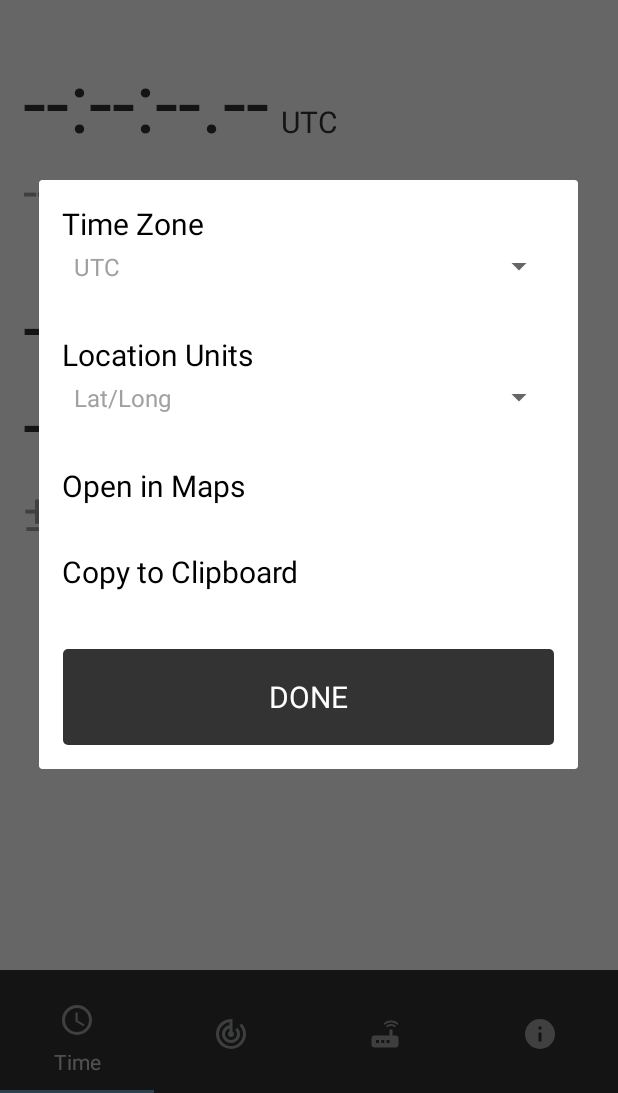
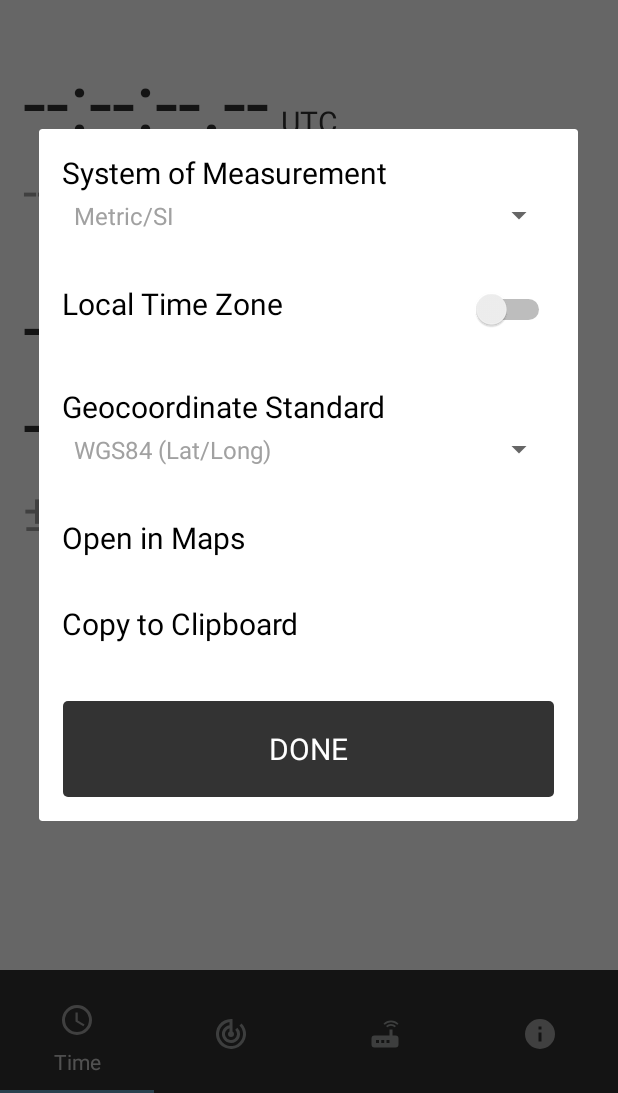
Before and after one commit to PublicNTP/time-server-app, an Android app: the TimeFragment screen opened directly, with no data from a screen before it, after a tap on an icon or button, on a phone screen of 412 x 824 dp, the part 143-1236 px from its top. Run offline under Robolectric (Android 15) with nearby library versions, the phone set to English and light mode, and no system bars; our stand-ins replace ButterKnife, data binding; libraries missing offline, so code that uses them is left out: lecho.lib.hellocharts; Roboto replaces fonts that are not available here; 6 statements that could not run were skipped.

Commit message:
added time zone switch, changed to geocoorinate-standard, and added measurement option.

```diff
--- /dev/null
+++ b/app/src/main/java/app/timeserver/helper/preferences/MeasurementStore.java
@@ -0,0 +1,27 @@
+package app.timeserver.helper.preferences;
+
+import android.content.Context;
+
+import app.timeserver.helper.DateFormatter;
+import app.timeserver.helper.LocaleHelper;
+
+import java.util.Locale;
+
+public class MeasurementStore extends StringPreferenceStore {
+
+    @Override
+    public String getKey() {
+        return "MEASUREMENT";
+    }
+
+    @Override
+    public String getDefault() {
+        return "Metric/SI";
+    }
+
+    @Override
+    public void set(Context context, String value) {
+        super.set(context, value);
+    }
+
+}
--- a/app/src/main/java/app/timeserver/repository/location/LocationStorageConsumer.java
+++ b/app/src/main/java/app/timeserver/repository/location/LocationStorageConsumer.java
@@ -1,15 +1,18 @@
 package app.timeserver.repository.location;
 
+import android.content.Context;
 import android.annotation.SuppressLint;
 
 import app.timeserver.repository.location.converters.CoordinateConverter;
 import app.timeserver.repository.location.converters.LatLongConverter;
-
+import app.timeserver.helper.preferences.MeasurementStore;
 /**
  * Created by zac on 2/7/18.
  */
 
 public class LocationStorageConsumer {
+    public static String measurement = "Metric/SI";
+
     private CoordinateConverter coordinateConverter;
 
     public LocationStorageConsumer() {
@@ -45,7 +48,12 @@ public class LocationStorageConsumer {
     public String getStringError() {
         if(LocationStorage.isPopulated()) {
             float error = LocationStorage.getAccuracy();
-            return String.format("±%.2f", error);
+            if(measurement.equals("Imperial/US")){
+              double feet = error * 3.28084;
+              return String.format("±%.2f", feet);
+            }else{
+              return String.format("±%.2f", error);
+            }
         } else {
             return "±--";
         }
--- a/app/src/main/java/app/timeserver/repository/location/converters/CoordinateConverter.java
+++ b/app/src/main/java/app/timeserver/repository/location/converters/CoordinateConverter.java
@@ -3,7 +3,7 @@ package app.timeserver.repository.location.converters;
 public class CoordinateConverter {
     public static CoordinateConverter byName(String name) {
         switch(name) {
-            case "Lat/Long":
+            case "WGS84 (Lat/Long)":
                 return new LatLongConverter();
             case "UTM":
                 return new UTMConverter();
--- a/app/src/main/java/app/timeserver/ui/time/OptionsDialogFragment.java
+++ b/app/src/main/java/app/timeserver/ui/time/OptionsDialogFragment.java
@@ -17,11 +17,14 @@ import android.widget.AdapterView;
 import android.widget.ArrayAdapter;
 import android.widget.LinearLayout;
 import android.widget.Spinner;
+import android.widget.Switch;
+import android.util.Log;
 
 import app.timeserver.R;
 import app.timeserver.helper.Winebar;
 import app.timeserver.helper.preferences.LocationCoordinateTypeStore;
 import app.timeserver.helper.preferences.TimezoneStore;
+import app.timeserver.helper.preferences.MeasurementStore;
 import app.timeserver.repository.location.LocationStorage;
 import app.timeserver.repository.location.LocationStorageConsumer;
 import app.timeserver.repository.location.converters.CoordinateConverter;
@@ -30,6 +33,7 @@ import butterknife.BindView;
 import butterknife.ButterKnife;
 import butterknife.OnClick;
 import butterknife.OnItemSelected;
+import butterknife.OnCheckedChanged;
 
 /**
  * Created by zac on 3/29/18.
@@ -37,18 +41,19 @@ import butterknife.OnItemSelected;
 
 public class OptionsDialogFragment extends DialogFragment {
     @BindView(R.id.options_share_location) LinearLayout shareLocationButton;
-    @BindView(R.id.options_timezone) Spinner timezoneSpinner;
+    @BindView(R.id.options_measurement) Spinner measurementSpinner;
     @BindView(R.id.options_location_units) Spinner locationSpinner;
+    @BindView(R.id.time_zone_switch) Switch switchButton;
 
     private Activity activity;
 
-    private String[] timezoneChoices;
+    private String[] measurementChoices;
     private String[] locationChoices;
 
     public interface OnOptionPicked {
-        void onTimezonePicked(String timezone);
-
-        void onLocationPicked(String units);
+      void onLocationPicked(String units);
+      void onMeasurementPicked(String measurement);
+      void onTimezonePicked(String timezone);
     }
 
     private OnOptionPicked onOptionPicked;
@@ -72,20 +77,25 @@ public class OptionsDialogFragment extends DialogFragment {
     public Dialog onCreateDialog(Bundle savedInstanceState) {
         activity = getActivity();
 
+        String timezone = new TimezoneStore().get(activity);
+        boolean local = timezone.equals("Local");
+
         AlertDialog.Builder builder = new AlertDialog.Builder(activity);
         LayoutInflater inflater = activity.getLayoutInflater();
 
         View rootView = inflater.inflate(R.layout.dialog_options, null);
         ButterKnife.bind(this, rootView);
 
-        timezoneChoices = getResources().getStringArray(R.array.timezone_choices);
+        measurementChoices = getResources().getStringArray(R.array.measurement_choices);
         locationChoices = getResources().getStringArray(R.array.location_choices);
 
-        timezoneSpinner.setAdapter(ArrayAdapter.createFromResource(activity, R.array.timezone_choices, R.layout.spinner_item));
+        measurementSpinner.setAdapter(ArrayAdapter.createFromResource(activity, R.array.measurement_choices, R.layout.spinner_item));
         locationSpinner.setAdapter(ArrayAdapter.createFromResource(activity, R.array.location_choices, R.layout.spinner_item));
 
-        setSpinnerSelection(new TimezoneStore().get(activity), timezoneChoices, timezoneSpinner);
+        setSpinnerSelection(new MeasurementStore().get(activity), measurementChoices, measurementSpinner);
         setSpinnerSelection(new LocationCoordinateTypeStore().get(activity), locationChoices, locationSpinner);
+
+        switchButton.setChecked(local);
 
         builder.setView(rootView);
         return builder.create();
@@ -98,11 +108,21 @@ public class OptionsDialogFragment extends DialogFragment {
         onOptionPicked.onLocationPicked(units);
     }
 
-    @OnItemSelected(R.id.options_timezone)
-    public void onTimezoneClicked(AdapterView<?> parent, View view, int position, long id) {
-        String timezone = timezoneChoices[position];
-        new TimezoneStore().set(activity, timezone);
-        onOptionPicked.onTimezonePicked(timezone);
+    @OnItemSelected(R.id.options_measurement)
+    public void onMeasurementClicked(AdapterView<?> parent, View view, int position, long id) {
+        String measurement = measurementChoices[position];
+        new MeasurementStore().set(activity, measurement);
+        onOptionPicked.onMeasurementPicked(measurement);
+    }
+
+    @OnCheckedChanged(R.id.time_zone_switch)
+    public void onTimezoneClicked() {
+        String timezone = switchButton.isChecked() ? "Local" : "UTC";
+        String oldzone = new TimezoneStore().get(activity);
+        if(oldzone != timezone){
+          new TimezoneStore().set(activity, timezone);
+          onOptionPicked.onTimezonePicked(timezone);
+        }
     }
 
     @OnClick(R.id.options_share_location)
--- a/app/src/main/java/app/timeserver/ui/time/TimeFragment.java
+++ b/app/src/main/java/app/timeserver/ui/time/TimeFragment.java
@@ -36,6 +36,7 @@ public class TimeFragment extends BaseFragment {
     final int invalidationFrequency = 1;
 
     @BindView(R.id.time_text_time_display) TextView TimeTextDisplay;
+    @BindView(R.id.time_text_accuracy_units) TextView TimeTextAccuracyUnits;
     @BindView(R.id.time_image_logo) GifImageView spinningLogo;
     @BindView(R.id.time_text_time_zone) TextView timezoneDisplay;
     @BindView(R.id.time_logo_text) TextView timeLogoText;
@@ -72,6 +73,11 @@ public class TimeFragment extends BaseFragment {
             @Override
             public void onTimezonePicked(String timezone) {
                 timezoneDisplay.setText(new TimezoneStore().getTimeZoneShortName(getContext(), timezone));
+            }
+
+            public void onMeasurementPicked(String measurement) {
+                TimeTextAccuracyUnits.setText(measurement.equals("Metric/SI") ? "m" : "ft");
+                LocationStorageConsumer.measurement = measurement;
             }
 
             @Override
--- a/app/src/main/res/layout/dialog_options.xml
+++ b/app/src/main/res/layout/dialog_options.xml
@@ -19,16 +19,45 @@
             android:orientation="vertical">
 
             <TextView
+              android:layout_width="wrap_content"
+                android:layout_height="wrap_content"
+                android:text="@string/measurement_title"
+                android:textColor="@color/black"
+                android:textSize="@dimen/option_text_size" />
+
+            <Spinner
+                android:id="@+id/options_measurement"
+                android:layout_width="match_parent"
+                android:layout_height="wrap_content" />
+
+            <Space
+                android:layout_width="match_parent"
+                android:layout_height="@dimen/option_spacing" />
+
+
+            <RelativeLayout
+              android:layout_width="match_parent"
+              android:layout_height="wrap_content"
+              android:orientation="horizontal">
+
+              <TextView
                 android:layout_width="wrap_content"
                 android:layout_height="wrap_content"
                 android:text="@string/time_zone"
                 android:textColor="@color/black"
                 android:textSize="@dimen/option_text_size" />
 
-            <Spinner
-                android:id="@+id/options_timezone"
+              <Switch
+                android:id="@+id/time_zone_switch"
                 android:layout_width="match_parent"
-                android:layout_height="wrap_content" />
+                android:layout_height="wrap_content"
+                android:layout_marginTop="4dp"
+                android:switchMinWidth="56dp"
+                android:checked="false"
+                android:textSize="25sp"
+                android:gravity="right"
+                />
+            </RelativeLayout>
 
             <Space
                 android:layout_width="match_parent"
--- a/app/src/main/res/values/arrays.xml
+++ b/app/src/main/res/values/arrays.xml
@@ -1,7 +1,7 @@
 <?xml version="1.0" encoding="utf-8"?>
 <resources>
     <string-array name="location_choices">
-        <item>Lat/Long</item>
+        <item>WGS84 (Lat/Long)</item>
         <item>UTM</item>
         <item>MGRS</item>
         <item>OLC (Plus Codes)</item>
@@ -12,6 +12,11 @@
         <item>Local</item>
     </string-array>
 
+    <string-array name="measurement_choices">
+        <item>Metric/SI</item>
+        <item>Imperial/US</item>
+    </string-array>
+
     <string-array name="tab_names">
         <item>Time</item>
         <item>Satellites</item>
--- a/app/src/main/res/values/strings.xml
+++ b/app/src/main/res/values/strings.xml
@@ -48,7 +48,7 @@
     <string name="test_string">Number of Satellites: idk, 6?</string>
     <string name="in_view">in view</string>
     <string name="in_use">in use</string>
-    <string name="distance_accuracy_units">ft</string>
+    <string name="distance_accuracy_units">m</string>
     <string name="time_accuracy_units">sec</string>
     <string name="server_off">Server Off</string>
     <string name="default_timezone">UTC</string>
@@ -58,8 +58,9 @@
     <string name="server_on">Server On</string>
     <string name="open_location_in_maps">Open Location in Maps</string>
     <string name="share_location">Open in Maps</string>
-    <string name="time_zone">Time Zone</string>
-    <string name="location_units">Location Units</string>
+    <string name="time_zone">Local Time Zone</string>
+    <string name="measurement_title">System of Measurement</string>
+    <string name="location_units">Geocoordinate Standard</string>
     <string name="copy_to_clipboard">Copy to Clipboard</string>
     <string name="coordinates">Coordinates:</string>
     <string name="constellation">Constellation:</string>
```
